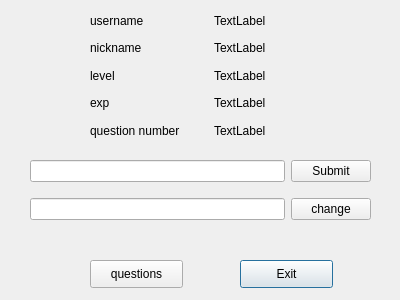
Old version of the form setter.ui in the repository ltg001/word_game.
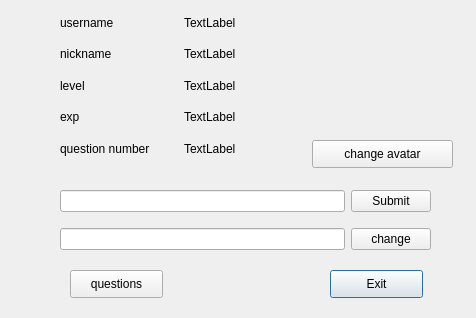
New version of the form. Icons and pictures are not drawn.

Patch:
```diff
--- a/setter.ui
+++ b/setter.ui
@@ -6,8 +6,8 @@
    <rect>
     <x>0</x>
     <y>0</y>
-    <width>400</width>
-    <height>300</height>
+    <width>476</width>
+    <height>318</height>
    </rect>
   </property>
   <property name="windowTitle">
@@ -1367,10 +1367,10 @@
   <widget class="QWidget" name="gridLayoutWidget">
    <property name="geometry">
     <rect>
-     <x>90</x>
+     <x>60</x>
      <y>10</y>
      <width>241</width>
-     <height>131</height>
+     <height>151</height>
     </rect>
    </property>
    <layout class="QGridLayout" name="gridLayout">
@@ -1449,8 +1449,8 @@
   <widget class="QPushButton" name="ExitBtn">
    <property name="geometry">
     <rect>
-     <x>240</x>
-     <y>260</y>
+     <x>330</x>
+     <y>270</y>
      <width>93</width>
      <height>28</height>
     </rect>
@@ -1462,8 +1462,8 @@
   <widget class="QPushButton" name="question">
    <property name="geometry">
     <rect>
-     <x>90</x>
-     <y>260</y>
+     <x>70</x>
+     <y>270</y>
      <width>93</width>
      <height>28</height>
     </rect>
@@ -1475,9 +1475,9 @@
   <widget class="QWidget" name="gridLayoutWidget_2">
    <property name="geometry">
     <rect>
-     <x>30</x>
-     <y>150</y>
-     <width>341</width>
+     <x>60</x>
+     <y>180</y>
+     <width>371</width>
      <height>80</height>
     </rect>
    </property>
@@ -1504,6 +1504,32 @@
     </item>
    </layout>
   </widget>
+  <widget class="QLabel" name="avatar">
+   <property name="geometry">
+    <rect>
+     <x>320</x>
+     <y>10</y>
+     <width>121</width>
+     <height>121</height>
+    </rect>
+   </property>
+   <property name="text">
+    <string/>
+   </property>
+  </widget>
+  <widget class="QPushButton" name="change_avatar">
+   <property name="geometry">
+    <rect>
+     <x>312</x>
+     <y>140</y>
+     <width>141</width>
+     <height>28</height>
+    </rect>
+   </property>
+   <property name="text">
+    <string>change avatar</string>
+   </property>
+  </widget>
  </widget>
  <resources/>
  <connections>
```
